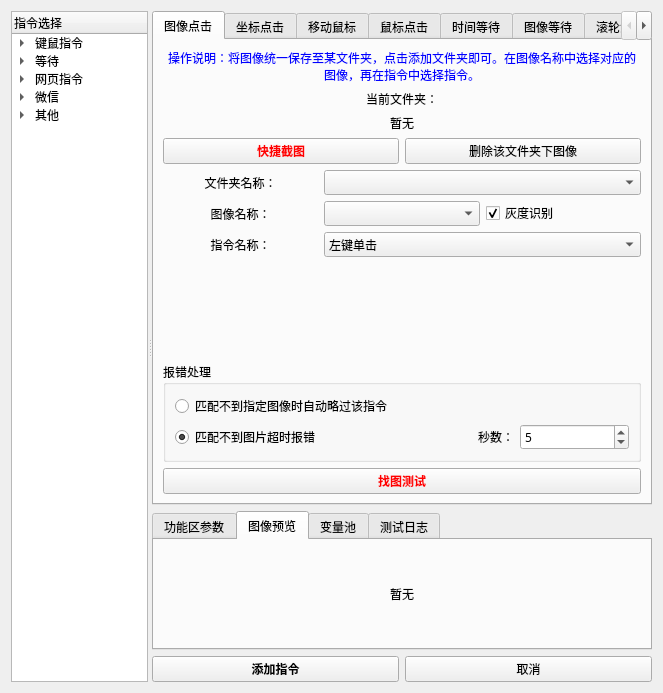
First picture: the form in 窗体/navigation.ui, repository FsterThanLight/automatic_clicker_2, before the edit.
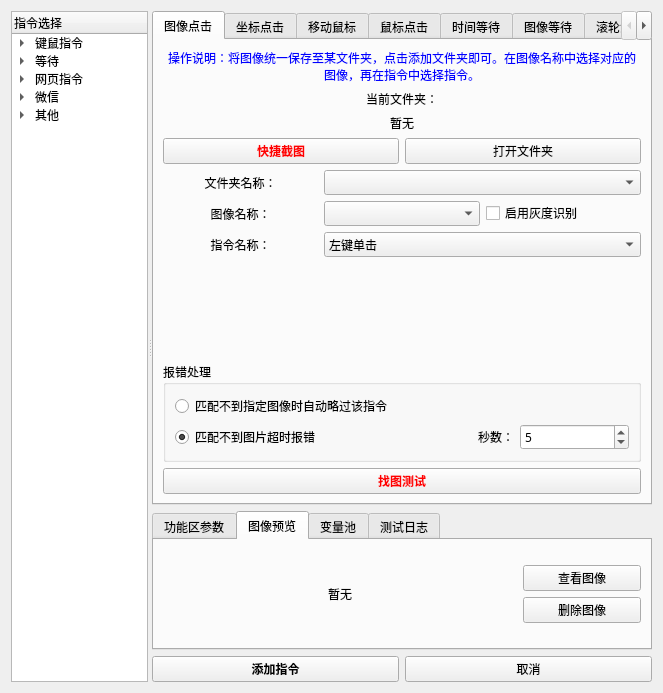
Second picture: the form after the edit. The open tabs and pages were chosen to show the change. Icons and pictures are not drawn.

Commit message: 2024年02月17日 01:34:31 改进图像预览

The edit to the form file:
```diff
--- a/窗体/navigation.ui
+++ b/窗体/navigation.ui
@@ -368,7 +368,7 @@
              <item>
               <widget class="QPushButton" name="pushButton_7">
                <property name="text">
-                <string>删除该文件夹下图像</string>
+                <string>打开文件夹</string>
                </property>
               </widget>
              </item>
@@ -415,10 +415,10 @@
                 <bool>true</bool>
                </property>
                <property name="text">
-                <string>灰度识别</string>
+                <string>启用灰度识别</string>
                </property>
                <property name="checked">
-                <bool>true</bool>
+                <bool>false</bool>
                </property>
               </widget>
              </item>
@@ -7729,7 +7729,29 @@
           </attribute>
           <layout class="QVBoxLayout" name="verticalLayout_45">
            <item>
+            <layout class="QGridLayout" name="gridLayout_34" columnstretch="3,1">
+             <item row="0" column="1">
+              <widget class="QPushButton" name="pushButton_9">
+               <property name="text">
+                <string>查看图像</string>
+               </property>
+              </widget>
+             </item>
+             <item row="1" column="1">
+              <widget class="QPushButton" name="pushButton_10">
+               <property name="text">
+                <string>删除图像</string>
+               </property>
+              </widget>
+             </item>
+             <item row="0" column="0" rowspan="2">
             <widget class="QLabel" name="label_43">
+               <property name="sizePolicy">
+                <sizepolicy hsizetype="Preferred" vsizetype="Preferred">
+                 <horstretch>0</horstretch>
+                 <verstretch>0</verstretch>
+                </sizepolicy>
+               </property>
              <property name="text">
               <string>暂无</string>
              </property>
@@ -7737,6 +7759,8 @@
               <set>Qt::AlignCenter</set>
              </property>
             </widget>
+             </item>
+            </layout>
            </item>
           </layout>
          </widget>
```
Left out of the diff: 2 changed lines with no effect on the pictures. Lines whose indentation alone changed are shown as unchanged. The commit also changes 7 other files.
